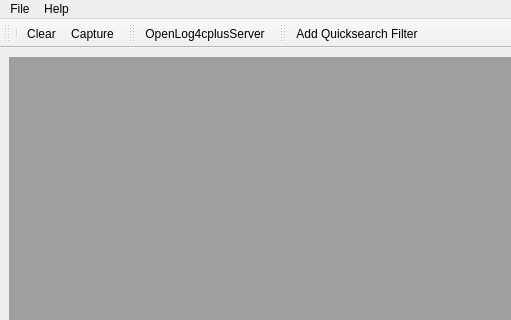
The window that logWitch/logfileanalyser.ui (Kiwi-MethodPark/LogWitch) describes before a commit, drawn with Qt 5; both pictures show x 0 to 511 and y 0 to 320 of the 800 by 600 pixel window.
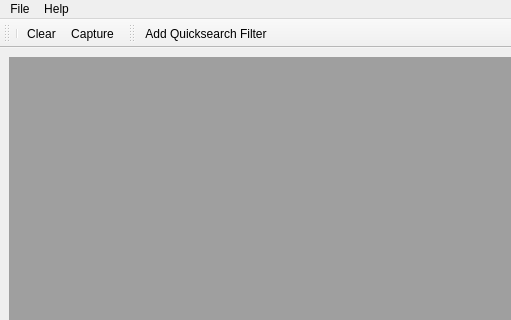
The same window after the commit. Icons and pictures are not drawn.

Commit message:
Start removing dependencies to concrete log sources from LogfileAnalyser
This step now encapsulates the GUI aspects from the LogfileAnalyser to
be able to make it later a plugin with a more flexible framework for new
parsers later on.

```diff
--- a/logWitch/logfileanalyser.ui
+++ b/logWitch/logfileanalyser.ui
@@ -62,18 +62,6 @@
    <addaction name="actionClearLogTable"/>
    <addaction name="actionCapture"/>
   </widget>
-  <widget class="QToolBar" name="ToolbarLog4cplus">
-   <property name="windowTitle">
-    <string>Logging sources</string>
-   </property>
-   <attribute name="toolBarArea">
-    <enum>TopToolBarArea</enum>
-   </attribute>
-   <attribute name="toolBarBreak">
-    <bool>false</bool>
-   </attribute>
-   <addaction name="actionOpenLog4cplusServer"/>
-  </widget>
   <widget class="QToolBar" name="toolBarFiltering">
    <property name="windowTitle">
     <string>toolBar_2</string>
@@ -111,19 +99,6 @@
     <string>Clear</string>
    </property>
   </action>
-  <action name="actionOpenLog4cplusServer">
-   <property name="icon">
-    <iconset>
-     <normalon>:/icons/network</normalon>
-    </iconset>
-   </property>
-   <property name="text">
-    <string>OpenLog4cplusServer</string>
-   </property>
-   <property name="toolTip">
-    <string>Starts the Log4cplus logging server.</string>
-   </property>
-  </action>
   <action name="actionCapture">
    <property name="checkable">
     <bool>true</bool>
```
The commit also changes 2 other files.
